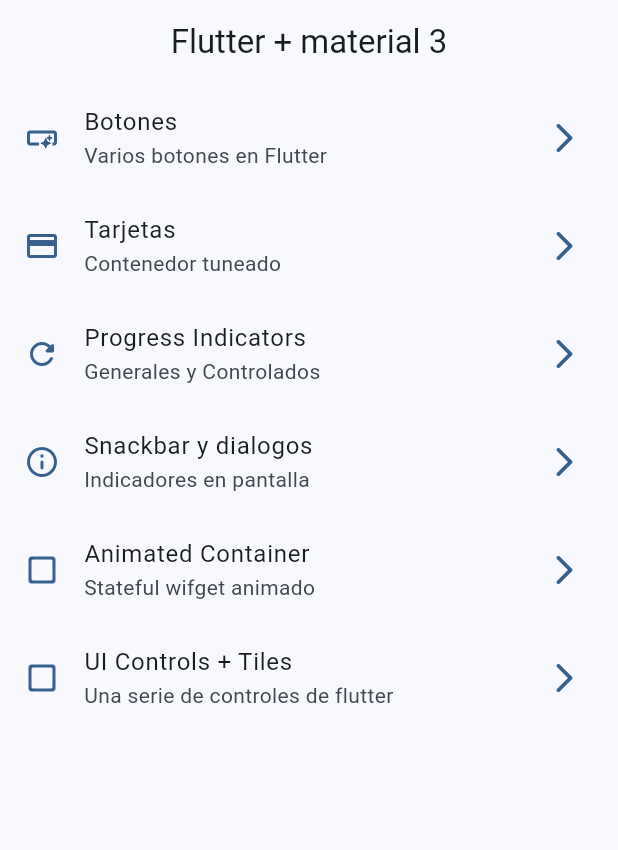
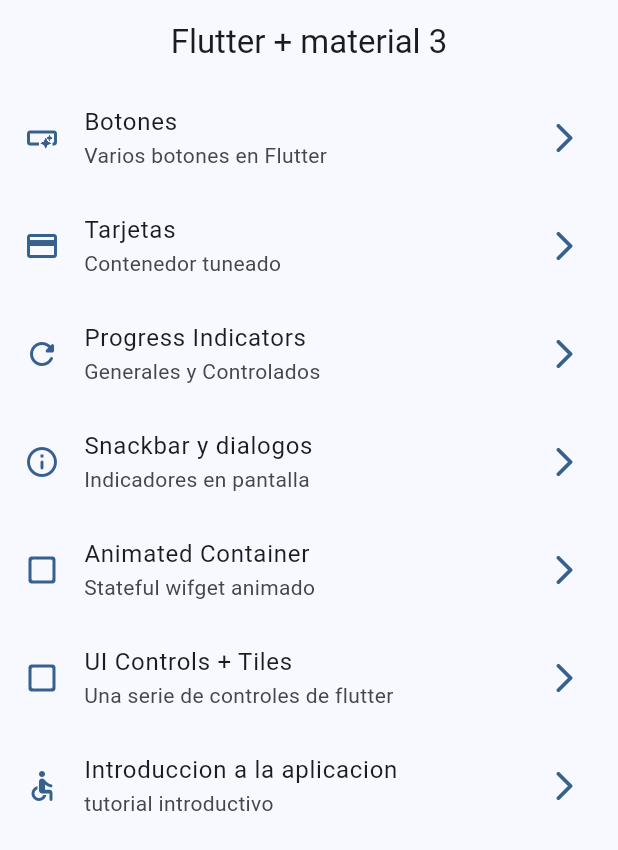
Before and after one commit to ebertmillar/widgets_app, a Flutter app: the screen it shows after launch, on a phone screen of 412 x 824 dp. Shown: the top 850 px of the screen. Run offline on Flutter 3.47's test engine with Material 3 defaults, Android fonts, the phone set to English and light mode, and no system bars; our stand-ins replace go_router.

```diff
--- a/lib/config/router/app_router.dart
+++ b/lib/config/router/app_router.dart
@@ -47,5 +47,11 @@ final appRouter = GoRouter(
       name: UiControlsScreen.name,
       builder: (context, state) => const UiControlsScreen(),
     ),
+
+    GoRoute(
+      path: '/tutorial',
+      name: AppTutorialScreen.name,
+      builder: (context, state) => const AppTutorialScreen(),
+    ),
   ],
 );
--- a/lib/config/theme/menu/menu_items.dart
+++ b/lib/config/theme/menu/menu_items.dart
@@ -54,6 +54,13 @@ class MenuItems {
       subTitle: 'Una serie de controles de flutter',
       link: '/ui-controls',
       icon: Icons.check_box_outline_blank_rounded
+    ),
+
+    MenuItems(
+      tittle: 'Introduccion a la aplicacion',
+      subTitle: 'tutorial introductivo',
+      link: '/tutorial',
+      icon: Icons.accessible_rounded
     )
 
  ];
```
